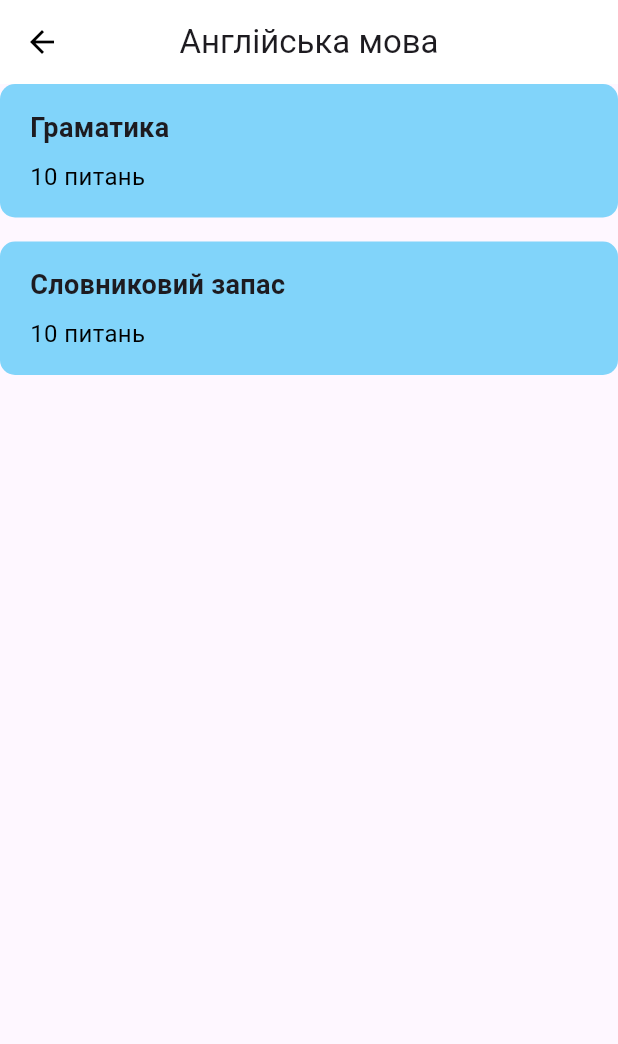
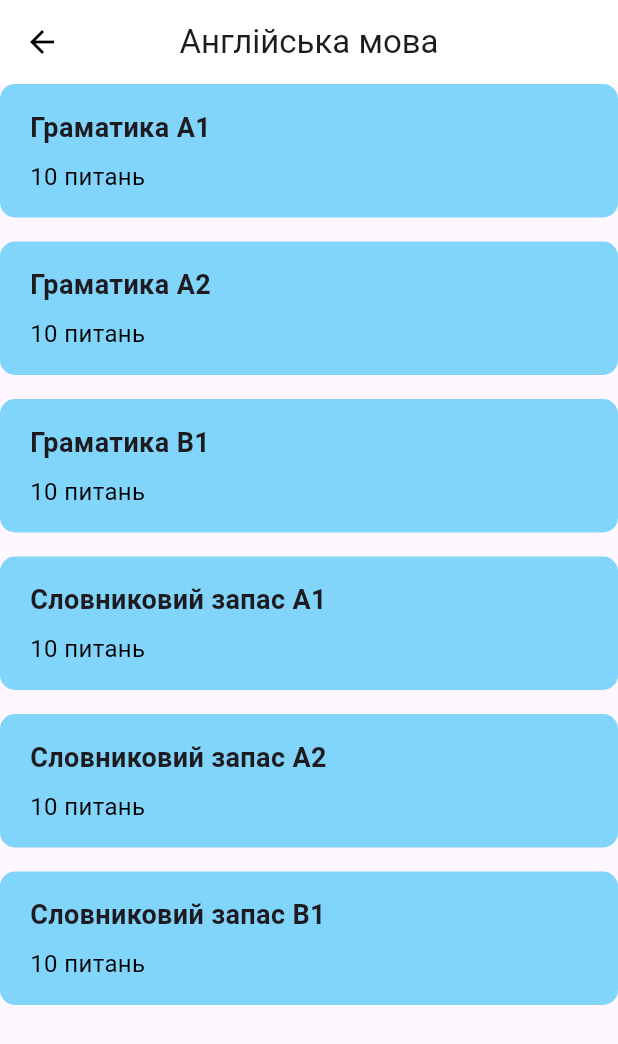
Before and after one commit to prankroker/flutter_diploma, a Flutter app: the TopicListScreen screen opened directly, on a phone screen of 412 x 824 dp. Shown: the top 1044 px of the screen. Run offline on Flutter 3.47's test engine with Material 3 defaults, Android fonts, the phone set to English and light mode, and no system bars; our stand-ins replace animated_splash_screen, cloud_firestore, firebase_auth, firebase_core, flutter_dotenv, flutter_tts and 5 more; missing offline and left inert: firebase_ui_oauth_google; accounts and stored records are empty.

```diff
--- a/lib/controllers/QuizController.dart
+++ b/lib/controllers/QuizController.dart
@@ -76,7 +76,7 @@ class QuizController {
       {
         "role": "system",
         "content":
-        "Explain why the given answers are correct or incorrect, and provide the correct answers if necessary, even if the questions are in another language."
+        "Explain and analyze strictly in English only, no matter what language is used in the questions or answers (e.g., German, Spanish, etc.). For each answer, explain why it is correct or incorrect, and provide the correct answer when necessary. Do not use any language other than English in your explanation."
       },
       {
         "role": "user",
--- a/lib/controllers/TopicController.dart
+++ b/lib/controllers/TopicController.dart
@@ -12,13 +12,19 @@ class TopicController {
     switch (language) {
       case 'Німецька мова':
         return [
-          Topic(id: "GrammarGermany", title: "Граматика", questions: 10),
-          Topic(id: "VocabularGermany", title: "Словниковий запас", questions: 10),
+          Topic(id: "GrammarGermany", title: "Граматика A1", questions: 10),
+          Topic(id: "GrammarGermanyA2", title: "Граматика А2", questions: 10),
+          Topic(id: "VocabularGermany", title: "Словниковий запас A1", questions: 10),
+          Topic(id: "VocabularGermanyA2", title: "Словниковий запас А2", questions: 10)
         ];
       case 'Англійська мова':
         return [
-          Topic(id: "Grammar", title: "Граматика", questions: 10),
-          Topic(id: "Vocabulary", title: "Словниковий запас", questions: 10),
+          Topic(id: "Grammar", title: "Граматика A1", questions: 10),
+          Topic(id: "GrammarA2", title: "Граматика А2", questions: 10),
+          Topic(id: "GrammarB1", title: "Граматика В1", questions: 10),
+          Topic(id: "Vocabulary", title: "Словниковий запас A1", questions: 10),
+          Topic(id: "VocabularyA2", title: "Словниковий запас А2", questions: 10),
+          Topic(id: "VocabularyB1", title: "Словниковий запас В1", questions: 10)
         ];
       default:
         return [];
--- a/lib/views/screens/mainPage.dart
+++ b/lib/views/screens/mainPage.dart
@@ -4,6 +4,7 @@ import 'package:flutter_diploma/controllers/SearchController.dart';
 import 'package:flutter_diploma/models/ChatModel.dart';
 import 'package:flutter_diploma/models/SearchModel.dart';
 import 'package:flutter_diploma/themes/theme.dart';
+import 'package:flutter_diploma/views/screens/Theory.dart';
 import 'package:flutter_diploma/views/screens/chatBotPage.dart';
 import 'package:flutter_diploma/views/screens/profilePage.dart';
 import 'package:flutter_diploma/views/screens/searchWord.dart';
@@ -78,6 +79,7 @@ class _MainPageState extends State<MainPage> {
         bottomNavigationBar: BottomNavigationBar(
           items: const [
             BottomNavigationBarItem(icon: Icon(Icons.search), label: 'Словник'),
+            BottomNavigationBarItem(icon: Icon(Icons.book), label: 'Теорія'),
             BottomNavigationBarItem(icon: Icon(Icons.person), label: 'Профіль'),
           ],
           onTap: (index) {
@@ -87,6 +89,9 @@ class _MainPageState extends State<MainPage> {
               Navigator.push(context, MaterialPageRoute(builder: (context) => SearchScreen(controller: _searchWordController,)));
             }
             if(index == 1){
+              Navigator.push(context, MaterialPageRoute(builder: (context) => Theory()));
+            }
+            if(index == 2){
               Navigator.push(context, MaterialPageRoute(builder: (context) => const Profile()));
             }
           },
--- a/pubspec.yaml
+++ b/pubspec.yaml
@@ -41,6 +41,7 @@ dependencies:
   lottie:
   flutter_dotenv:
   animated_splash_screen:
+  url_launcher:
   speech_to_text: ^6.0.0
   flutter_tts: ^3.8.3
   flutter:
```
Also changed, not shown: lib/views/screens/Theory.dart (added, +40 -0 lines), pubspec.lock, 2 other files.
